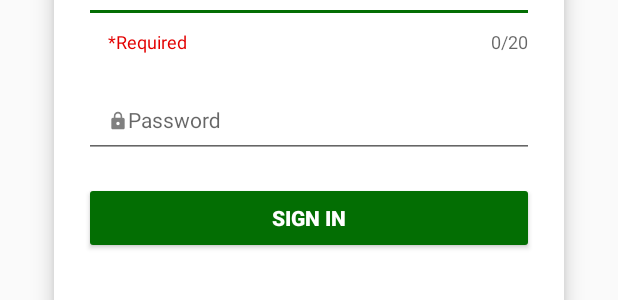
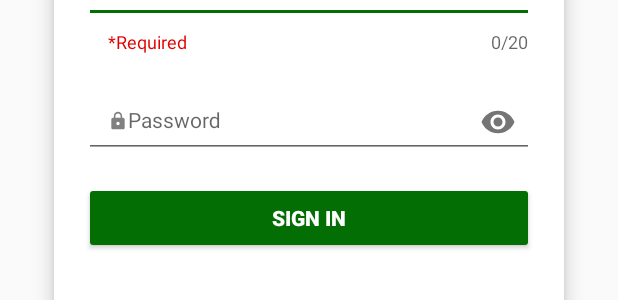
Before and after one commit to All-Seer/Micro-Customer-Relation-Management-App, an Android app: the layout activity_upanglogin.xml on its own in the app's theme, with its tools: preview values and no code run, on a phone screen of 412 x 824 dp. Shown: the part 604-904 px from the top of the screen. Run offline under Robolectric (Android 15) with nearby library versions, the light colour scheme and no system bars.

Commit message:
UPDATE UPANG HOME FRAGMENT

```diff
--- a/app/src/main/res/layout/activity_upanglogin.xml
+++ b/app/src/main/res/layout/activity_upanglogin.xml
@@ -88,7 +88,7 @@
                 android:layout_marginTop="16dp"
                 app:boxBackgroundMode="outline"
                 app:boxStrokeWidthFocused="2dp"
-                app:endIconMode="clear_text">
+                app:endIconMode="password_toggle">
 
                 <com.google.android.material.textfield.TextInputEditText
                     android:id="@+id/etStudPassword"
@@ -98,7 +98,7 @@
                     android:hint="@string/tvPass"
                     android:inputType="textPassword"
                     android:paddingStart="16dp"
-                    android:textSize="14sp" />
+                    android:textSize="14sp"/>
             </com.google.android.material.textfield.TextInputLayout>
 
             <!-- Sign In Button -->
```
